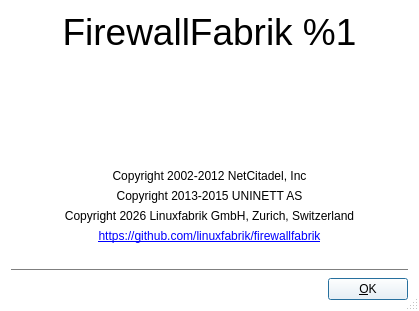
Above: src/firewallfabrik/gui/ui/aboutdialog_q.ui from Linuxfabrik/firewallfabrik before the change. Below: the same form after it.
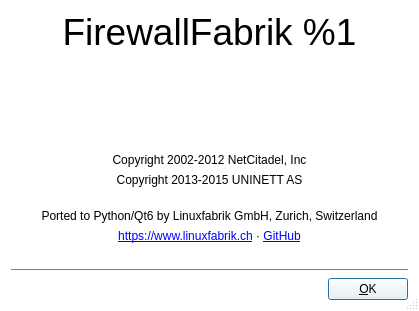
That is the form after the change. Icons and pictures are not drawn.

Diff of the .ui file:
```diff
--- a/src/firewallfabrik/gui/ui/aboutdialog_q.ui
+++ b/src/firewallfabrik/gui/ui/aboutdialog_q.ui
@@ -440,17 +440,20 @@
    <item row="5" column="0" colspan="2">
     <widget class="QLabel" name="label">
      <property name="text">
-      <string>Copyright 2026 Linuxfabrik GmbH, Zurich, Switzerland</string>
+      <string>Ported to Python/Qt6 by Linuxfabrik GmbH, Zurich, Switzerland</string>
      </property>
      <property name="alignment">
       <set>Qt::AlignmentFlag::AlignCenter</set>
      </property>
+     <property name="styleSheet">
+      <string notr="true">margin-top: 16px;</string>
+     </property>
     </widget>
    </item>
    <item row="6" column="0" colspan="2">
     <widget class="QLabel" name="urlLbl">
      <property name="text">
-      <string>&lt;a href=&quot;https://github.com/linuxfabrik/firewallfabrik&quot;&gt;https://github.com/linuxfabrik/firewallfabrik&lt;/a&gt;</string>
+      <string>&lt;a href="https://www.linuxfabrik.ch"&gt;https://www.linuxfabrik.ch&lt;/a&gt; · &lt;a href="https://github.com/linuxfabrik/firewallfabrik"&gt;GitHub&lt;/a&gt;</string>
      </property>
      <property name="alignment">
       <set>Qt::AlignmentFlag::AlignCenter</set>
@@ -556,7 +559,7 @@
    </item>
   </layout>
  </widget>
- <layoutdefault spacing="6" margin="11"/>
+ <layoutdefault spacing="6" margin="11" />
  <resources>
   <include location="MainRes.qrc"/>
  </resources>
```
Left out of the diff: 18 changed lines with no effect on the pictures.
